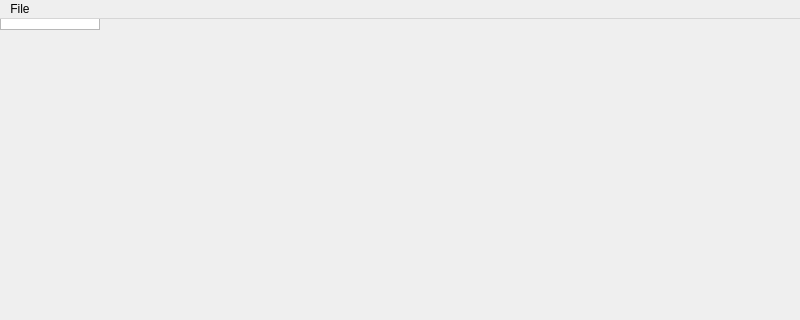
Above: chip8/window.ui from MonterraByte/CHIP-8 before the change; both pictures show x 0 to 800 and y 0 to 320 of the 800 by 600 pixel window. Below: the same form after it.
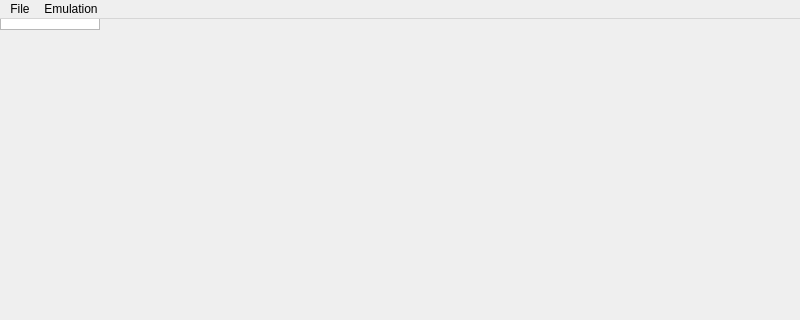
That is the form after the change.

Commit message: Start implementing instruction decoding and implement emulation pausing

What changed in the file:
```diff
--- a/chip8/window.ui
+++ b/chip8/window.ui
@@ -40,7 +40,14 @@
     <addaction name="actionOpen"/>
     <addaction name="actionExit"/>
    </widget>
+   <widget class="QMenu" name="menuEmulation">
+    <property name="title">
+     <string>Emulation</string>
+    </property>
+    <addaction name="actionPause"/>
+   </widget>
    <addaction name="menuFile"/>
+   <addaction name="menuEmulation"/>
   </widget>
   <widget class="QStatusBar" name="statusbar"/>
   <action name="actionOpen">
```
Left out of the diff: 8 changed lines with no effect on the pictures. The commit also changes 3 other files.
